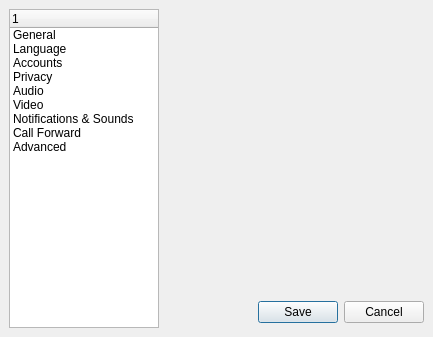
First picture: the form in wengophone/src/presentation/qt/config/WengoConfigDialog.ui, repository tkrotoff/WengoPhone, before the edit.
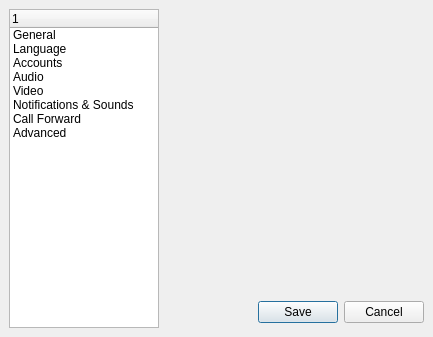
Second picture: the form after the edit. Icons and pictures are not drawn.

```diff
--- a/wengophone/src/presentation/qt/config/WengoConfigDialog.ui
+++ b/wengophone/src/presentation/qt/config/WengoConfigDialog.ui
@@ -80,14 +80,6 @@
        <iconset resource="..\wengophone.qrc" >:/pics/config/imaccounts.png</iconset>
       </property>
      </item>
-     <item>
-      <property name="text" >
-       <string>Privacy</string>
-      </property>
-      <property name="icon" >
-       <iconset resource="..\wengophone.qrc" >:/pics/config/privacy.png</iconset>
-      </property>
-     </item>
      <item>
       <property name="text" >
        <string>Audio</string>
```
